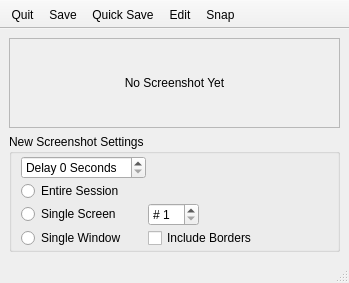
Qt form lumina-screenshot/MainUI.ui (lumina-desktop/lumina) before a commit.
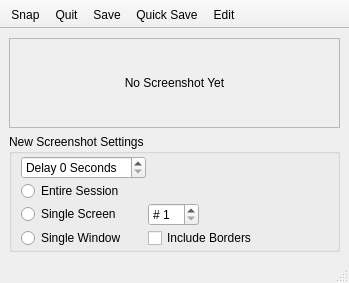
The same form after that commit.

The edit to the form file:
```diff
--- a/lumina-screenshot/MainUI.ui
+++ b/lumina-screenshot/MainUI.ui
@@ -154,11 +154,11 @@
    <attribute name="toolBarBreak">
     <bool>false</bool>
    </attribute>
+   <addaction name="actionNew"/>
    <addaction name="actionQuit"/>
    <addaction name="actionSave"/>
    <addaction name="actionquicksave"/>
    <addaction name="actionEdit"/>
-   <addaction name="actionNew"/>
  </widget>
   <action name="actionSave">
    <property name="text">
```
